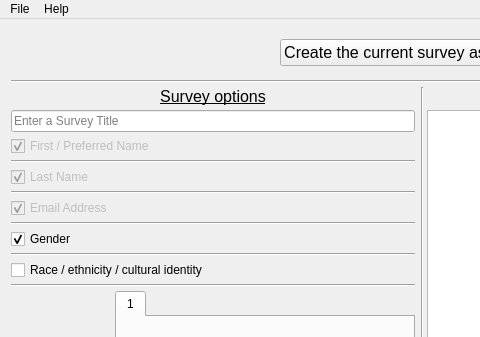
gruepr/gruepr, file surveymaker.ui: the form before one commit; both pictures show x 0 to 480 and y 0 to 337 of the 893 by 782 pixel window.
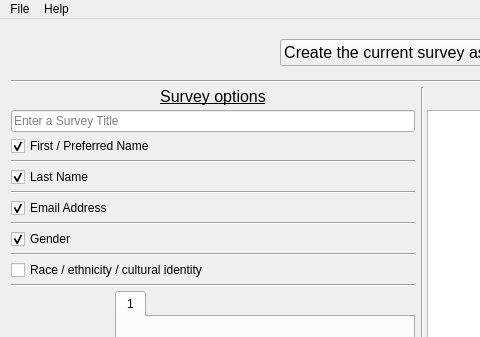
The form after the commit. Icons and pictures are not drawn.

The edit to the form file:
```diff
--- a/surveymaker.ui
+++ b/surveymaker.ui
@@ -172,7 +172,7 @@
     <item row="8" column="0" alignment="Qt::AlignLeft|Qt::AlignVCenter">
      <widget class="QCheckBox" name="lastNameCheckBox">
       <property name="enabled">
-       <bool>false</bool>
+       <bool>true</bool>
       </property>
       <property name="sizePolicy">
        <sizepolicy hsizetype="Preferred" vsizetype="Preferred">
@@ -866,7 +866,7 @@
     <item row="6" column="0" alignment="Qt::AlignLeft|Qt::AlignVCenter">
      <widget class="QCheckBox" name="firstNameCheckBox">
       <property name="enabled">
-       <bool>false</bool>
+       <bool>true</bool>
       </property>
       <property name="sizePolicy">
        <sizepolicy hsizetype="Preferred" vsizetype="Preferred">
@@ -891,7 +891,7 @@
     <item row="10" column="0" alignment="Qt::AlignLeft|Qt::AlignVCenter">
      <widget class="QCheckBox" name="emailCheckBox">
       <property name="enabled">
-       <bool>false</bool>
+       <bool>true</bool>
       </property>
       <property name="sizePolicy">
        <sizepolicy hsizetype="Preferred" vsizetype="Preferred">
```
